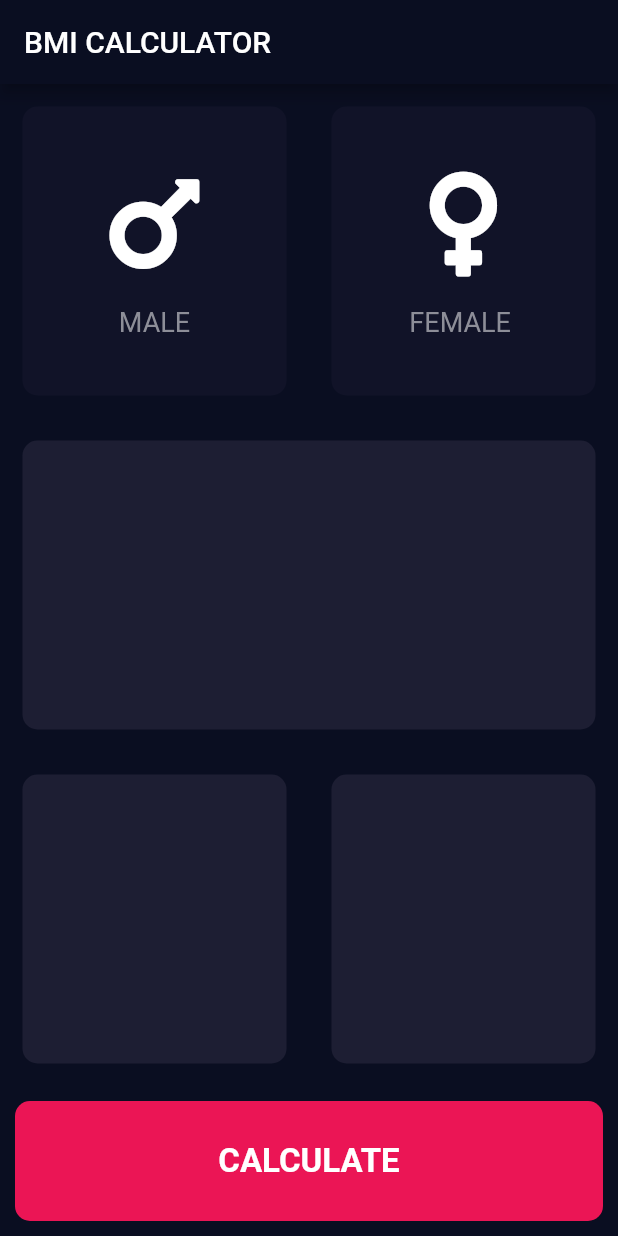
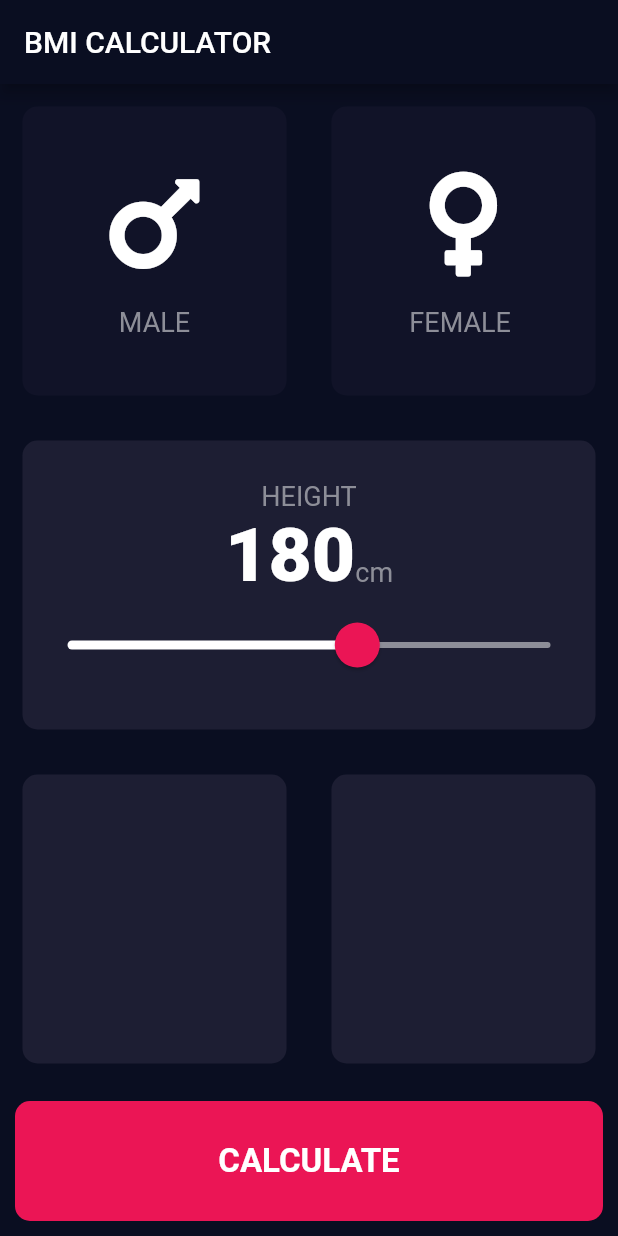
Before and after one commit to xihadulislam/bmi-calculator, a Flutter app: the screen it shows after launch, on a phone screen of 412 x 824 dp. Run offline on Flutter 3.47's test engine with Material 2 defaults, Android fonts, the phone set to English and light mode, and no system bars; our stand-ins replace font_awesome_flutter.

Commit message:
slider added

```diff
--- a/lib/Const/Const.dart
+++ b/lib/Const/Const.dart
@@ -1,7 +1,9 @@
 
-import 'package:flutter/cupertino.dart';
+import 'package:flutter/material.dart';
 
-const bottomContainerSize = 80.0;
-const bottomContainerColor = Color(0xFFEB1555);
-const activeContainerCardColor = Color(0xFF1D1E33);
-const inactiveContainerCardColor = Color(0xFF111328);
+const kBottomContainerSize = 80.0;
+const kBottomContainerColor = Color(0xFFEB1555);
+const kActiveContainerCardColor = Color(0xFF1D1E33);
+const kInactiveContainerCardColor = Color(0xFF111328);
+const kLabelTextStyle  = TextStyle(fontSize: 18.0,color:  Color(0xFF8D8E98));
+const kNumberTextStyle  = TextStyle(fontSize: 50.0, fontWeight: FontWeight.w900);
--- a/lib/screen/home_screen.dart
+++ b/lib/screen/home_screen.dart
@@ -4,8 +4,6 @@ import 'package:flutter/cupertino.dart';
 import 'package:flutter/material.dart';
 import 'package:font_awesome_flutter/font_awesome_flutter.dart';
 
-import '../Const/Const.dart';
-import '../Const/Const.dart';
 import '../Const/Const.dart';
 
 enum Gender { MALE, FEMALE }
@@ -17,6 +15,7 @@ class MyHomePage extends StatefulWidget {
 
 class _MyHomePageState extends State<MyHomePage> {
   Gender selectedGender;
+  int height = 180;
 
   @override
   Widget build(BuildContext context) {
@@ -25,60 +24,94 @@ class _MyHomePageState extends State<MyHomePage> {
           title: Text("BMI Calculator".toUpperCase()),
         ),
         body: Column(
+          crossAxisAlignment: CrossAxisAlignment.stretch,
           children: [
             Expanded(
                 child: Row(
               children: [
                 Expanded(
-                    child: GestureDetector(
-                  onTap: () {
+                    child: ContentCard(
+                  onPress: () {
                     setState(() {
                       selectedGender = Gender.MALE;
                     });
                   },
-                  child: ContentCard(
                   color: selectedGender == Gender.MALE
-                        ? activeContainerCardColor
-                        : inactiveContainerCardColor,
+                      ? kActiveContainerCardColor
+                      : kInactiveContainerCardColor,
                   cardChild: IconContainer(
                     iconData: FontAwesomeIcons.mars,
                     title: "male".toUpperCase(),
                   ),
-                  ),
                 )),
                 Expanded(
-                    child: GestureDetector(
-                  onTap: () {
+                    child: ContentCard(
+                  onPress: () {
                     setState(() {
                       selectedGender = Gender.FEMALE;
                     });
                   },
-                  child: ContentCard(
                   color: selectedGender == Gender.FEMALE
-                        ? activeContainerCardColor
-                        : inactiveContainerCardColor,
+                      ? kActiveContainerCardColor
+                      : kInactiveContainerCardColor,
                   cardChild: IconContainer(
                     iconData: FontAwesomeIcons.venus,
                     title: "female ".toUpperCase(),
-                    ),
                   ),
                 )),
               ],
             )),
             Expanded(
                 child: ContentCard(
-              color: activeContainerCardColor,
+              color: kActiveContainerCardColor,
+              cardChild: Column(
+                mainAxisAlignment: MainAxisAlignment.center,
+                children: [
+                  Text("Height".toUpperCase(), style: kLabelTextStyle),
+                  Row(
+                    mainAxisAlignment: MainAxisAlignment.center,
+                    crossAxisAlignment: CrossAxisAlignment.baseline,
+                    textBaseline: TextBaseline.alphabetic,
+                    children: [
+                      Text(height.toString(), style: kNumberTextStyle),
+                      Text("cm", style: kLabelTextStyle),
+                    ],
+                  ),
+                  SliderTheme(
+                    data: SliderTheme.of(context).copyWith(
+
+                      inactiveTrackColor: Color(0xFF8D8E98),
+                      activeTrackColor: Colors.white,
+                      thumbColor: Color(0xFFEB1555),
+                      overlayColor: Color(0x01EB1555),
+                      thumbShape:
+                          RoundSliderThumbShape(enabledThumbRadius: 15.0),
+                      overlayShape:
+                          RoundSliderThumbShape(enabledThumbRadius: 30.0),
+                    ),
+                    child: Slider(
+                        min: 120,
+                        max: 220,
+                        value: height.toDouble(),
+                        onChanged: (newValue) {
+                          setState(() {
+                            height = newValue.toInt();
+                          });
+                        }),
+                  )
+                ],
+              ),
             )),
             Expanded(
                 child: Row(
               children: [
                 Expanded(
                     child: ContentCard(
-                  color: activeContainerCardColor,
+                  color: kActiveContainerCardColor,
                 )),
                 Expanded(
                     child: ContentCard(
-                  color: activeContainerCardColor,
+                  color: kActiveContainerCardColor,
                 )),
               ],
             )),
@@ -89,10 +122,10 @@ class _MyHomePageState extends State<MyHomePage> {
                 style: TextStyle(fontSize: 22.0, fontWeight: FontWeight.bold),
               ),
               decoration: BoxDecoration(
-                  color: bottomContainerColor,
+                  color: kBottomContainerColor,
                   borderRadius: BorderRadius.circular(10.0)),
               margin: EdgeInsets.all(10.0),
-              height: bottomContainerSize,
+              height: kBottomContainerSize,
               width: double.infinity,
             )
           ],
--- a/lib/widgets/content_card.dart
+++ b/lib/widgets/content_card.dart
@@ -6,17 +6,20 @@ class ContentCard extends StatelessWidget {
 
   final Color color;
   final Widget cardChild;
-
-  ContentCard({@required this.color,this.cardChild});
+  final Function onPress ;
+  ContentCard({@required this.color, this.cardChild, this.onPress});
 
   @override
   Widget build(BuildContext context) {
-    return Container(
-      child: cardChild,
-      margin: EdgeInsets.all(15.0),
-      decoration: BoxDecoration(
-          color: color,
-          borderRadius: BorderRadius.circular(10.0)),
+    return GestureDetector(
+      onTap: onPress,
+      child: Container(
+        child: cardChild,
+        margin: EdgeInsets.all(15.0),
+        decoration: BoxDecoration(
+            color: color,
+            borderRadius: BorderRadius.circular(10.0)),
+      ),
     );
   }
 }
--- a/lib/widgets/icon_content.dart
+++ b/lib/widgets/icon_content.dart
@@ -1,5 +1,6 @@
 
 
+import 'package:bmi/Const/Const.dart';
 import 'package:flutter/cupertino.dart';
 
 class IconContainer extends StatelessWidget {
@@ -16,7 +17,7 @@ class IconContainer extends StatelessWidget {
       children: [
         Icon(iconData,size: 80.0,),
         SizedBox(height: 15.0,),
-        Text(title,style: TextStyle(fontSize: 18.0,color:  Color(0xFF8D8E98)),)
+        Text(title,style: kLabelTextStyle,)
       ],
     );
   }
```
Also changed, not shown: pubspec.lock. Lines whose indentation alone changed are shown as unchanged.
